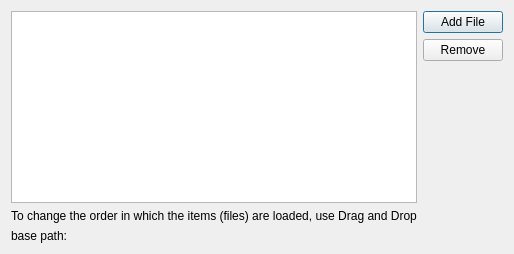
The window that Qitom/ui/widgetPropPythonStartup.ui (itom-project/itom) describes before a commit, drawn with Qt 5.
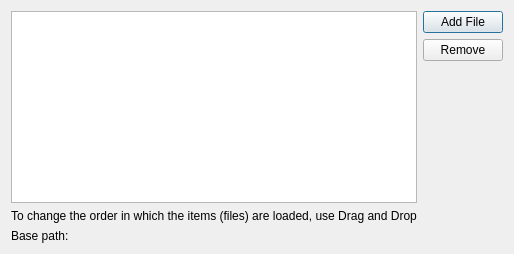
The same window after the commit.

Diff of the .ui file:
```diff
--- a/Qitom/ui/widgetPropPythonStartup.ui
+++ b/Qitom/ui/widgetPropPythonStartup.ui
@@ -6,7 +6,7 @@
    <rect>
     <x>0</x>
     <y>0</y>
-    <width>471</width>
+    <width>472</width>
     <height>254</height>
    </rect>
   </property>
@@ -91,7 +91,7 @@
    <item>
     <widget class="QLabel" name="lblBasePath">
      <property name="text">
-      <string>base path: </string>
+      <string>Base path: </string>
      </property>
     </widget>
    </item>
```
